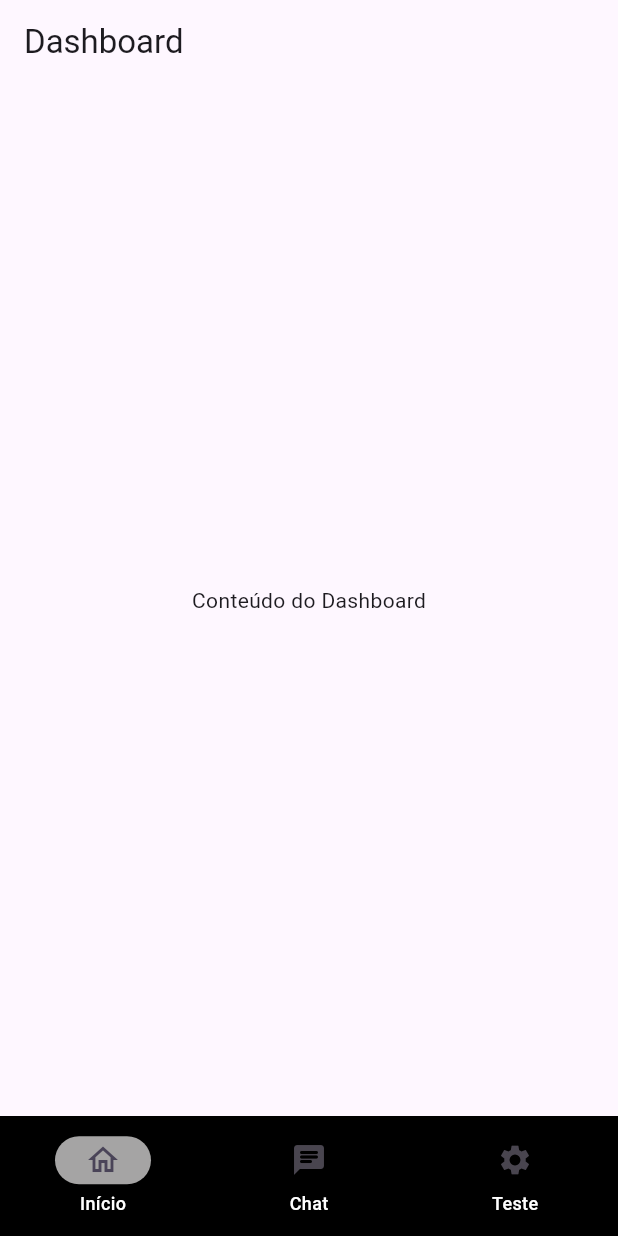
After one commit to FatecFranca/DSM-P5-G02-2025-2, a Flutter app: the NavigationMenu screen opened by its route, on a phone screen of 412 x 824 dp. The commit adds this screen. Run offline on Flutter 3.47's test engine with Material 3 defaults, Android fonts, the phone set to English and light mode, and no system bars.

Commit message:
feat: adicionar página de dashboard e menu de navegação(amanmha arrumar as cores dos icons

```diff
--- a/Mobile/verifay/lib/main.dart
+++ b/Mobile/verifay/lib/main.dart
@@ -2,6 +2,7 @@ import 'package:flutter/material.dart';
 import 'pages/login.dart';
 import 'pages/regiter.dart';
 import 'pages/home_page.dart';
+import 'package:verifay/widgets/menu_bottom.dart';
 void main() {
   runApp(const MyApp());
 }
@@ -18,6 +19,7 @@ class MyApp extends StatelessWidget {
       '/':(context) => HomePage(),
       '/login': (context) => LoginPage(),
       '/register': (context) => RegisterPage(),
+      '/dashboard': (context) => NavigationMenu() ,
      }
     );
   }
--- /dev/null
+++ b/Mobile/verifay/lib/pages/dashboard_page.dart
@@ -0,0 +1,16 @@
+import 'package:flutter/material.dart';
+
+class DashboardPage extends StatelessWidget {
+  @override
+  Widget build(BuildContext context) {
+    return Scaffold(
+      appBar: AppBar(title: Text('Dashboard'),
+      automaticallyImplyLeading: false,
+
+      ),
+      body: Center(child: Text('Conteúdo do Dashboard')
+
+      ),
+    );
+  }
+}
--- a/Mobile/verifay/lib/pages/login.dart
+++ b/Mobile/verifay/lib/pages/login.dart
@@ -75,6 +75,7 @@ class _LoginPageState extends State<LoginPage> {
                 ElevatedButton(
                   onPressed: () {
                     if (_formKey.currentState!.validate()) {
+                      Navigator.pushNamed(context, '/dashboard');
                     } else {}
                   },
                   style: ElevatedButton.styleFrom(
@@ -96,7 +97,8 @@ class _LoginPageState extends State<LoginPage> {
                       style: TextStyle(color: Colors.black54),
                     ),
                     TextButton(
-                      onPressed: () => {Navigator.pushNamed(context, '/register')
+                      onPressed: () => {
+                        Navigator.pushNamed(context, '/register'),
                       },
                       style: TextButton.styleFrom(
                         foregroundColor: Theme.of(context).primaryColor,
--- /dev/null
+++ b/Mobile/verifay/lib/widgets/menu_bottom.dart
@@ -0,0 +1,55 @@
+import 'package:flutter/material.dart';
+import '../pages/dashboard_page.dart';
+
+class NavigationMenu extends StatefulWidget {
+  const NavigationMenu({super.key});
+
+  @override
+  _NavigationMenuState createState() => _NavigationMenuState();
+}
+
+class _NavigationMenuState extends State<NavigationMenu> {
+  int _selectedIndex = 0;
+
+  static final List<Widget> _pages = <Widget>[
+    DashboardPage(),
+    Center(child: Text('teste1')),
+    Center(child: Text('teste2')),
+  ];
+  void _onItemTapped(int index) {
+    setState(() {
+      _selectedIndex = index;
+    });
+  }
+
+  @override
+  Widget build(BuildContext context) {
+    return Scaffold(
+      bottomNavigationBar: NavigationBar(
+        backgroundColor: Colors.black,
+        animationDuration: Duration(seconds: 1),
+        indicatorColor: const Color.fromARGB(167, 252, 251, 251),
+        labelTextStyle: MaterialStateProperty.all(
+          const TextStyle(
+            fontSize: 12,
+            fontWeight: FontWeight.w500,
+            color: Colors.white,
+          ),
+        ),
+
+
+
+        height: 80,
+        elevation: 0,
+        selectedIndex: _selectedIndex,
+        onDestinationSelected: _onItemTapped,
+        destinations: const [
+          NavigationDestination(icon: Icon(Icons.home), label: "Início", selectedIcon: Icon(Icons.home_outlined),),
+          NavigationDestination(icon: Icon(Icons.chat_rounded), label: "Chat"),
+          NavigationDestination(icon: Icon(Icons.settings), label: "Teste"),
+        ],
+      ),
+      body: _pages[_selectedIndex],
+    );
+  }
+}
```
